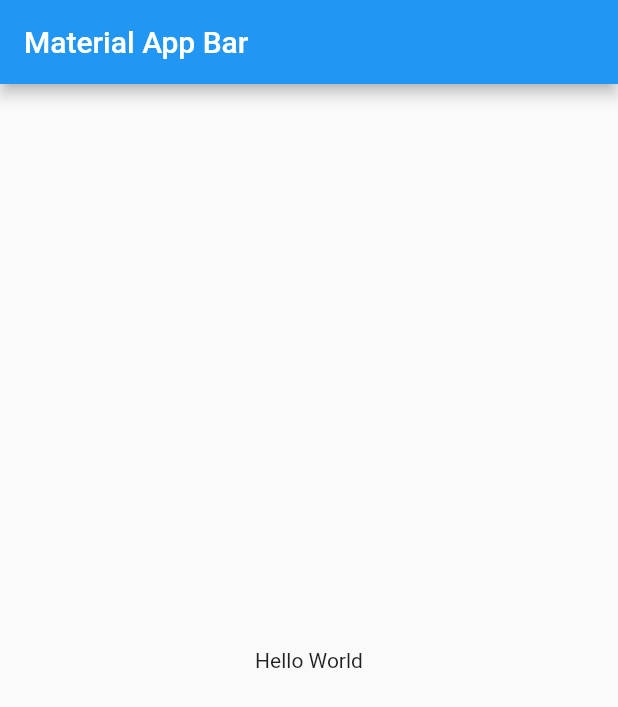
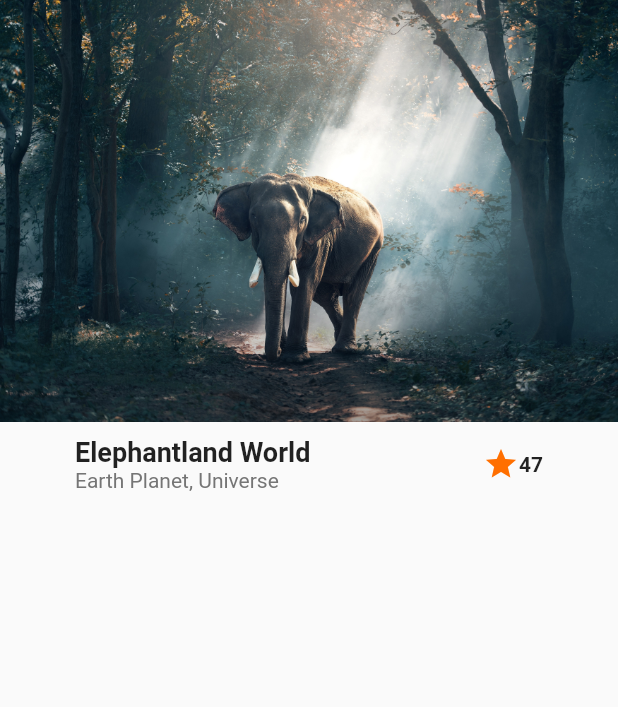
Before and after one commit to FlutterDeveloperCO/ui_designs_series_e001, a Flutter app: the screen it shows after launch, on a phone screen of 412 x 824 dp. Shown: the top 707 px of the screen. Run offline on Flutter 3.47's test engine with Material 2 defaults, Android fonts, the phone set to English and light mode, and no system bars.

Commit message:
Added Basic Design Screen

```diff
--- a/lib/main.dart
+++ b/lib/main.dart
@@ -1,4 +1,6 @@
 import 'package:flutter/material.dart';
+
+import 'screens/basic_design_screen.dart';
 
 void main() => runApp(MyApp());
 
@@ -6,17 +8,12 @@ class MyApp extends StatelessWidget {
   @override
   Widget build(BuildContext context) {
     return MaterialApp(
-      title: 'Material App',
-      home: Scaffold(
-        appBar: AppBar(
-          title: Text('Material App Bar'),
-        ),
-        body: Center(
-          child: Container(
-            child: Text('Hello World'),
-          ),
-        ),
-      ),
+      debugShowCheckedModeBanner: false,
+      title: 'UI Designs Series 001',
+      initialRoute: 'basic_design',
+      routes: {
+        'basic_design': (_) => BasicDesignScreen(),
+      },
     );
   }
 }
--- /dev/null
+++ b/lib/screens/basic_design_screen.dart
@@ -0,0 +1,46 @@
+import 'package:flutter/material.dart';
+
+class BasicDesignScreen extends StatelessWidget {
+  @override
+  Widget build(BuildContext context) {
+    return Scaffold(
+      body: Column(
+        children: [
+          Image(
+            image: AssetImage('assets/landscape.jpg'),
+          ),
+          NameandScore()
+        ],
+      ),
+    );
+  }
+}
+
+class NameandScore extends StatelessWidget {
+
+  @override
+  Widget build(BuildContext context) {
+    return Container(
+      padding: EdgeInsets.symmetric(horizontal: 50, vertical: 10),
+      child: Row(
+        children: [
+          Column(crossAxisAlignment: CrossAxisAlignment.start,
+            children: [
+              Text(
+                'Elephantland World',
+                style: TextStyle(fontWeight: FontWeight.bold, fontSize: 18),
+              ),
+              Text('Earth Planet, Universe',style: TextStyle(color: Colors.grey[600]),)
+            ],
+          ),
+          Expanded(child: Container()),
+          Icon(
+            Icons.star_outlined,
+            color: Colors.amber[900],
+          ),
+          Text('47', style: TextStyle(fontWeight: FontWeight.bold,),)
+        ],
+      ),
+    );
+  }
+}
--- a/pubspec.yaml
+++ b/pubspec.yaml
@@ -58,8 +58,8 @@ flutter:
   uses-material-design: true
 
   # To add assets to your application, add an assets section, like this:
-  # assets:
-  #   - images/a_dot_burr.jpeg
+  assets:
+    - assets/
   #   - images/a_dot_ham.jpeg
 
   # An image asset can refer to one or more resolution-specific "variants", see
```
Also changed, not shown: assets/landscape.jpg (added).
